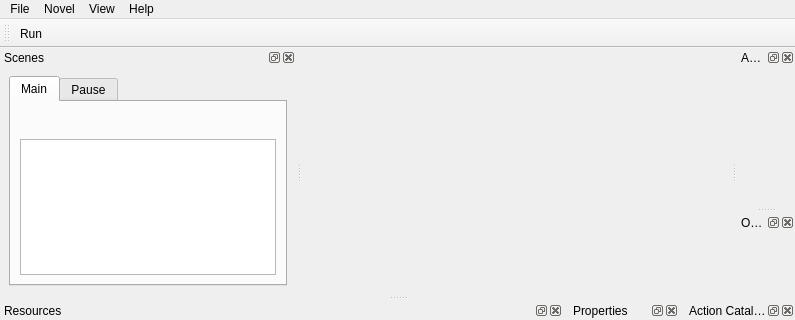
Before: the Qt Designer form editor/mainwindow.ui in fr33mind/Belle, drawn with Qt 5; both pictures show x 0 to 795 and y 0 to 320 of the 795 by 600 pixel window.
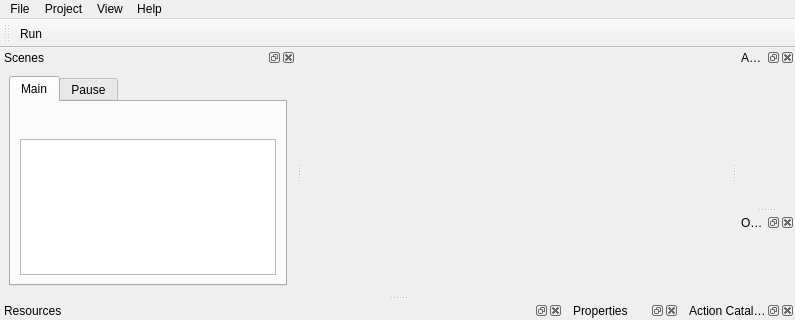
After: the same form once the commit is applied. Icons and pictures are not drawn.

Commit message: Rename Novel menu to Project.

```diff
--- a/editor/mainwindow.ui
+++ b/editor/mainwindow.ui
@@ -43,7 +43,7 @@
    </widget>
    <widget class="QMenu" name="menuNovel">
     <property name="title">
-     <string>Novel</string>
+     <string>Project</string>
     </property>
     <addaction name="runAction"/>
     <addaction name="propertiesAction"/>
```
